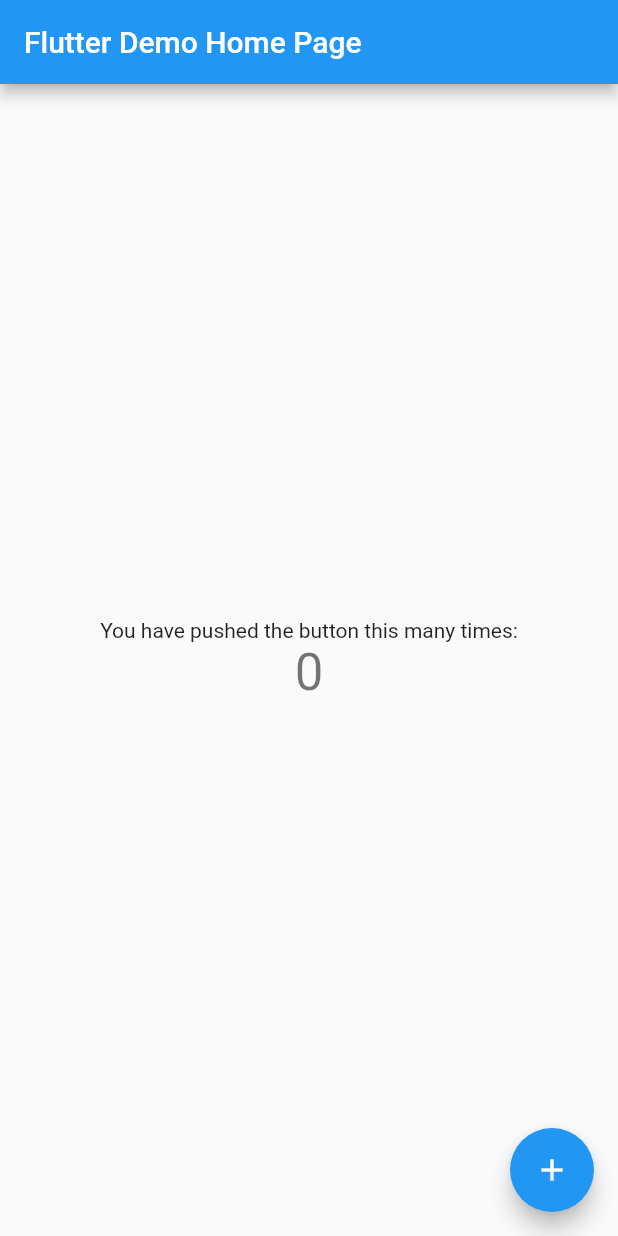
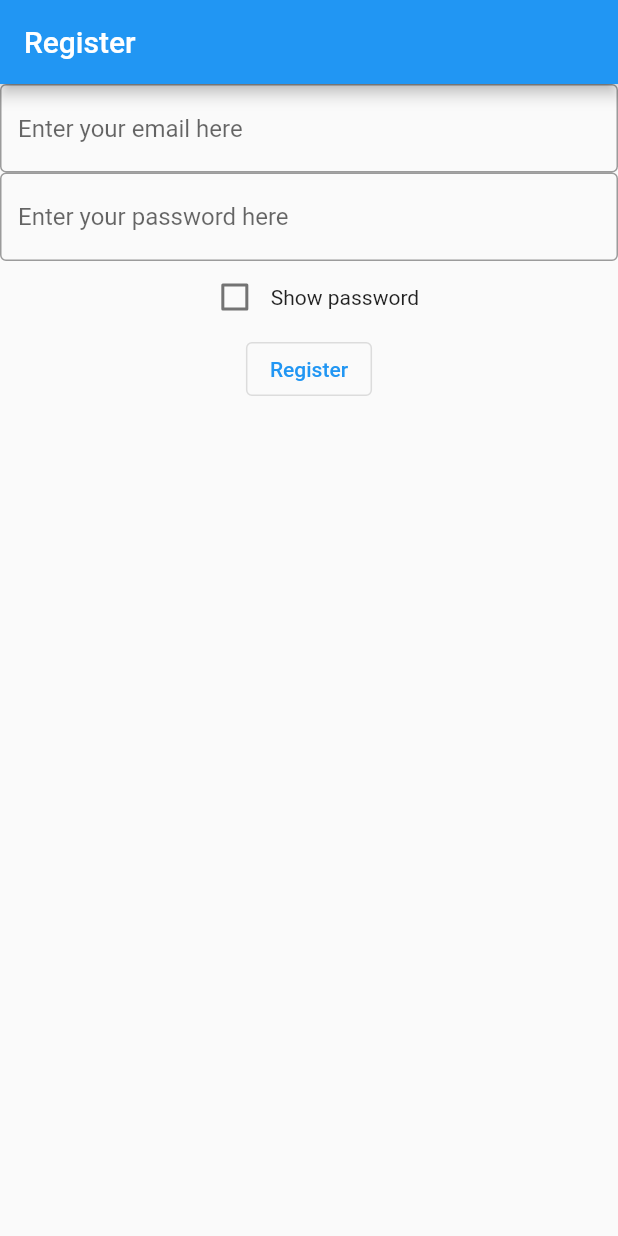
Before and after one commit to harith-alsafi/notepad, a Flutter app: the screen it shows after launch, on a phone screen of 412 x 824 dp. Run offline on Flutter 3.47's test engine with Material 2 defaults, Android fonts, the light colour scheme and no system bars; our stand-ins replace firebase_auth, firebase_core; accounts and stored records are empty.

Commit message:
Setting up main registration window

```diff
--- /dev/null
+++ b/lib/labeled_check_box.dart
@@ -0,0 +1,37 @@
+import 'package:flutter/material.dart';
+
+class LabeledCheckbox extends StatelessWidget {
+  const LabeledCheckbox({
+    Key? key,
+    required this.label,
+    required this.value,
+    required this.onChanged,
+    this.alignment = MainAxisAlignment.center,
+  }) : super(key: key);
+
+  final String label;
+  final bool value;
+  final Function onChanged;
+  final MainAxisAlignment alignment;
+
+  @override
+  Widget build(BuildContext context) {
+    return InkWell(
+      onTap: () {
+        onChanged(!value);
+      },
+      child: Row(
+        mainAxisAlignment: alignment,
+        children: <Widget>[
+          Checkbox(
+            value: value,
+            onChanged: (bool? newValue) {
+              onChanged(newValue);
+            },
+          ),
+          Text(label),
+        ],
+      ),
+    );
+  }
+}
--- a/lib/main.dart
+++ b/lib/main.dart
@@ -1,115 +1,114 @@
+import 'package:firebase_core/firebase_core.dart';
 import 'package:flutter/material.dart';
+import 'package:firebase_auth/firebase_auth.dart';
+import 'labeled_check_box.dart';
+import 'firebase_options.dart';
 
 void main() {
-  runApp(const MyApp());
+  WidgetsFlutterBinding.ensureInitialized();
+  runApp(MaterialApp(
+    title: 'Flutter Demo',
+    theme: ThemeData(
+      primarySwatch: Colors.blue,
+    ),
+    home: const HomePage(),
+  ));
 }
 
-class MyApp extends StatelessWidget {
-  const MyApp({super.key});
+// statefull widget means we have mutable data inside it
+// stateless widget doesn't manage mutable info within it
+class HomePage extends StatefulWidget {
+  const HomePage({Key? key}) : super(key: key);
 
-  // This widget is the root of your application.
   @override
-  Widget build(BuildContext context) {
-    return MaterialApp(
-      title: 'Flutter Demo',
-      theme: ThemeData(
-        // This is the theme of your application.
-        //
-        // Try running your application with "flutter run". You'll see the
-        // application has a blue toolbar. Then, without quitting the app, try
-        // changing the primarySwatch below to Colors.green and then invoke
-        // "hot reload" (press "r" in the console where you ran "flutter run",
-        // or simply save your changes to "hot reload" in a Flutter IDE).
-        // Notice that the counter didn't reset back to zero; the application
-        // is not restarted.
-        primarySwatch: Colors.blue,
-      ),
-      home: const MyHomePage(title: 'Flutter Demo Home Page'),
-    );
-  }
+  State<HomePage> createState() => _HomePageState();
 }
 
-class MyHomePage extends StatefulWidget {
-  const MyHomePage({super.key, required this.title});
+class _HomePageState extends State<HomePage> {
+  // late means we will assign a value later
+  late final TextEditingController _email;
+  late final TextEditingController _password;
+  bool _showPassword = false;
 
-  // This widget is the home page of your application. It is stateful, meaning
-  // that it has a State object (defined below) that contains fields that affect
-  // how it looks.
+  void toggleShowPassword() {
+    setState(() {
+      _showPassword = !_showPassword;
+    });
+  }
 
-  // This class is the configuration for the state. It holds the values (in this
-  // case the title) provided by the parent (in this case the App widget) and
-  // used by the build method of the State. Fields in a Widget subclass are
-  // always marked "final".
+  /// Initialise late variables
+  @override
+  void initState() {
+    _email = TextEditingController();
+    _password = TextEditingController();
+    super.initState();
+  }
 
-  final String title;
-
+  /// Dispose late variables
   @override
-  State<MyHomePage> createState() => _MyHomePageState();
-}
-
-class _MyHomePageState extends State<MyHomePage> {
-  int _counter = 0;
-
-  void _incrementCounter() {
-    setState(() {
-      // This call to setState tells the Flutter framework that something has
-      // changed in this State, which causes it to rerun the build method below
-      // so that the display can reflect the updated values. If we changed
-      // _counter without calling setState(), then the build method would not be
-      // called again, and so nothing would appear to happen.
-      _counter++;
-    });
+  void dispose() {
+    _email.dispose();
+    _password.dispose();
+    super.dispose();
   }
 
   @override
   Widget build(BuildContext context) {
-    // This method is rerun every time setState is called, for instance as done
-    // by the _incrementCounter method above.
-    //
-    // The Flutter framework has been optimized to make rerunning build methods
-    // fast, so that you can just rebuild anything that needs updating rather
-    // than having to individually change instances of widgets.
     return Scaffold(
+      // scatfold is a stateful widget
       appBar: AppBar(
-        // Here we take the value from the MyHomePage object that was created by
-        // the App.build method, and use it to set our appbar title.
-        title: Text(widget.title),
+        // appBar is a statefull widget
+        title: const Text("Register"), // Text is a stateless widget
       ),
-      body: Center(
-        // Center is a layout widget. It takes a single child and positions it
-        // in the middle of the parent.
-        child: Column(
-          // Column is also a layout widget. It takes a list of children and
-          // arranges them vertically. By default, it sizes itself to fit its
-          // children horizontally, and tries to be as tall as its parent.
-          //
-          // Invoke "debug painting" (press "p" in the console, choose the
-          // "Toggle Debug Paint" action from the Flutter Inspector in Android
-          // Studio, or the "Toggle Debug Paint" command in Visual Studio Code)
-          // to see the wireframe for each widget.
-          //
-          // Column has various properties to control how it sizes itself and
-          // how it positions its children. Here we use mainAxisAlignment to
-          // center the children vertically; the main axis here is the vertical
-          // axis because Columns are vertical (the cross axis would be
-          // horizontal).
-          mainAxisAlignment: MainAxisAlignment.center,
-          children: <Widget>[
-            const Text(
-              'You have pushed the button this many times:',
+      body: Column(
+        children: [
+          TextField(
+            controller: _email,
+            enableSuggestions: false,
+            autocorrect: false,
+            keyboardType: TextInputType.emailAddress,
+            decoration: const InputDecoration(
+              border: OutlineInputBorder(),
+              hintText: "Enter your email here",
             ),
-            Text(
-              '$_counter',
-              style: Theme.of(context).textTheme.headlineMedium,
+          ),
+          TextField(
+            controller: _password,
+            obscureText: !_showPassword,
+            enableSuggestions: false,
+            autocorrect: false,
+            decoration: const InputDecoration(
+              border: OutlineInputBorder(),
+              hintText: "Enter your password here",
             ),
-          ],
-        ),
+          ),
+          LabeledCheckbox(
+            label: "Show password",
+            value: _showPassword,
+            onChanged: (value) => {
+              setState(() {
+                _showPassword = value ?? false;
+              })
+            },
+          ),
+          OutlinedButton(
+            onPressed: () async {
+              await Firebase.initializeApp(
+                options: DefaultFirebaseOptions.currentPlatform,
+              );
+              final email = _email.text;
+              final password = _password.text;
+              final userCredential =
+                  await FirebaseAuth.instance.createUserWithEmailAndPassword(
+                email: email,
+                password: password,
+              );
+              debugPrint("Successfully registered user: $userCredential");
+            },
+            child: const Text("Register"),
+          ),
+        ],
       ),
-      floatingActionButton: FloatingActionButton(
-        onPressed: _incrementCounter,
-        tooltip: 'Increment',
-        child: const Icon(Icons.add),
-      ), // This trailing comma makes auto-formatting nicer for build methods.
     );
   }
 }
```
